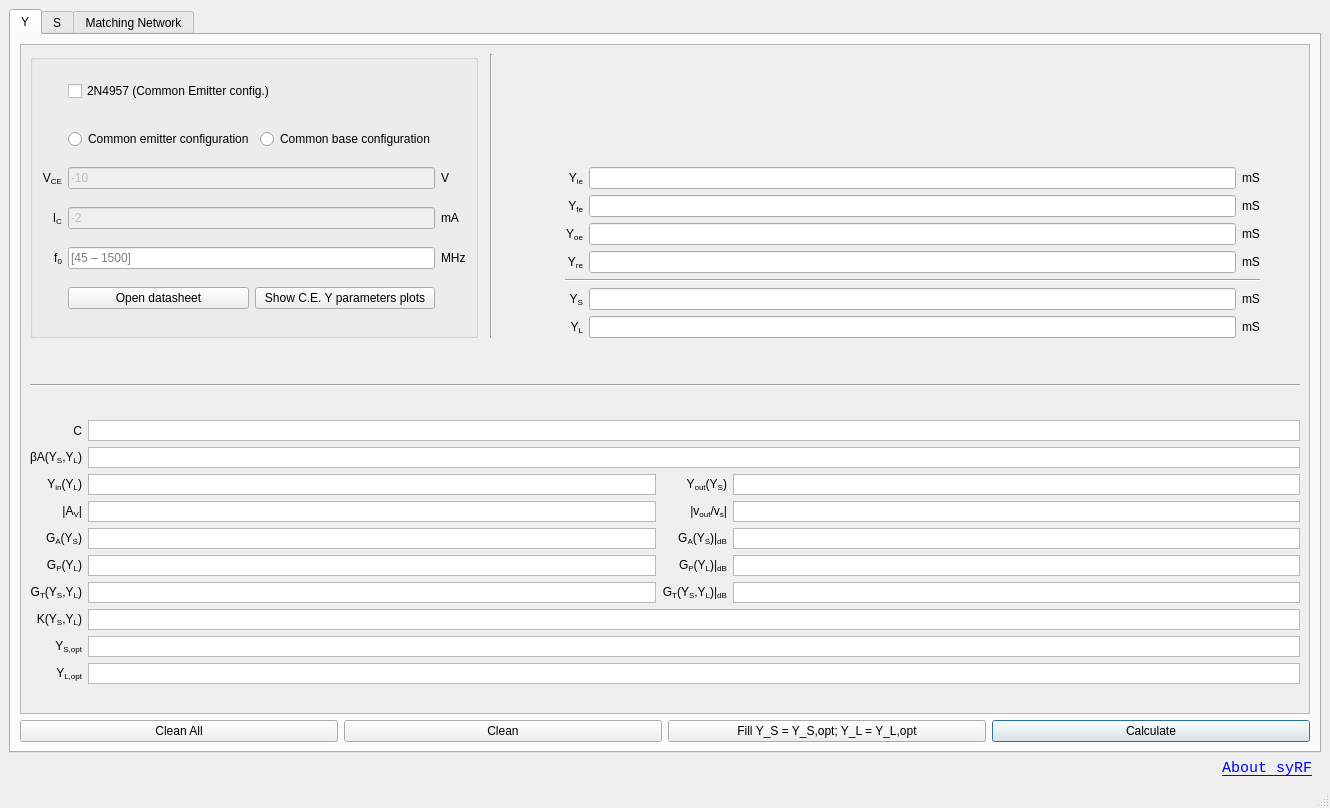
urbanij/syRF, file ui/syRF.ui: the form before one commit.
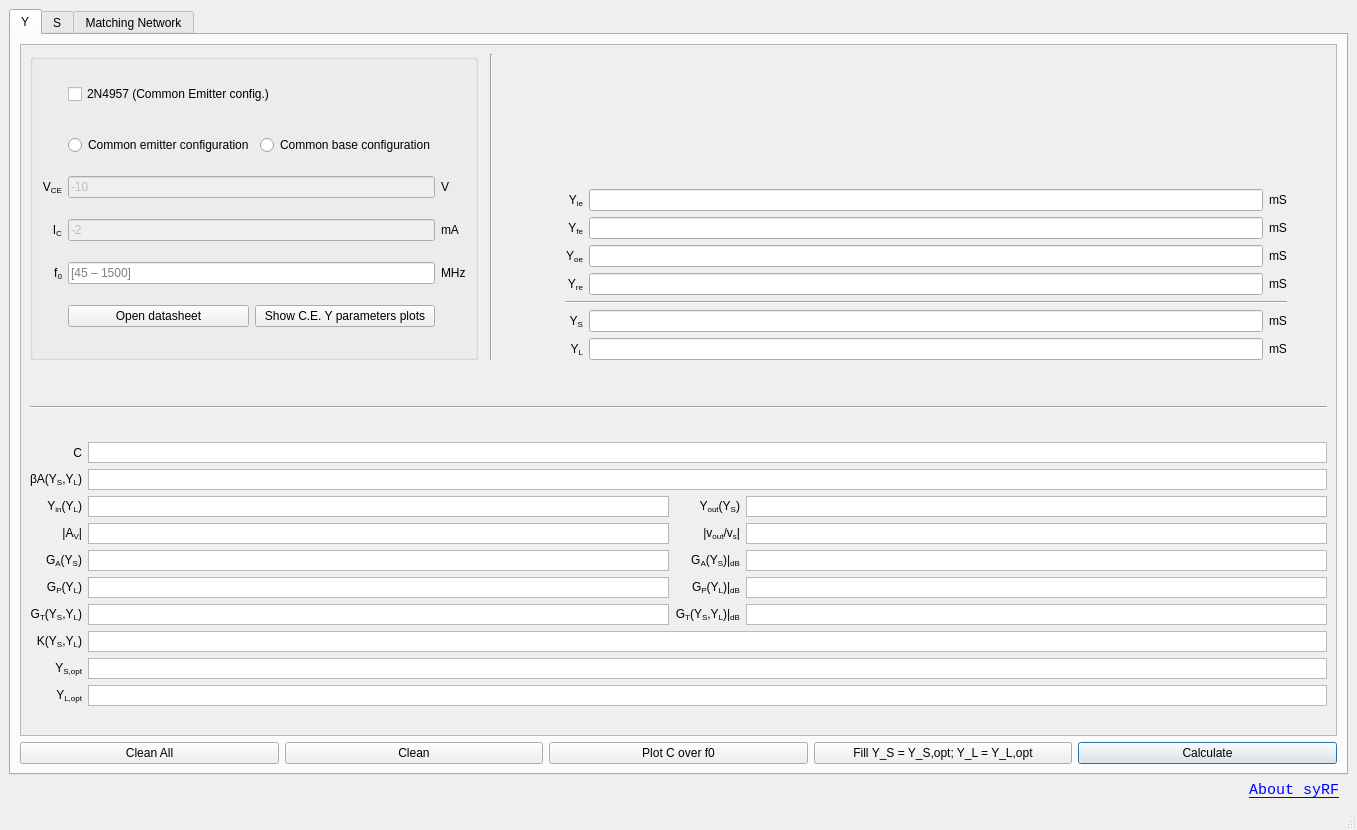
The form after the commit.

Diff of the .ui file:
```diff
--- a/ui/syRF.ui
+++ b/ui/syRF.ui
@@ -6,8 +6,8 @@
    <rect>
     <x>0</x>
     <y>0</y>
-    <width>1330</width>
-    <height>808</height>
+    <width>1357</width>
+    <height>830</height>
    </rect>
   </property>
   <property name="windowTitle">
@@ -38,7 +38,7 @@
             <rect>
              <x>0</x>
              <y>0</y>
-             <width>1258</width>
+             <width>1285</width>
              <height>691</height>
             </rect>
            </property>
@@ -896,6 +896,13 @@
             </property>
            </widget>
           </item>
+          <item>
+           <widget class="QPushButton" name="plot_C_over_f0">
+            <property name="text">
+             <string>Plot C over f0</string>
+            </property>
+           </widget>
+          </item>
           <item>
            <widget class="QPushButton" name="Fill_ys_yl_opt_button">
             <property name="text">
```
Left out of the diff: 6 changed lines with no effect on the pictures.
